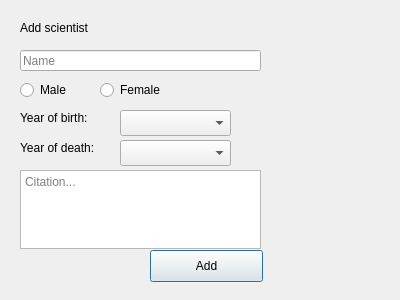
This is gui/add/addsci.ui in HelgiThomas/Verklegt31 as Qt 5 draws it before an edit. The edited form follows.
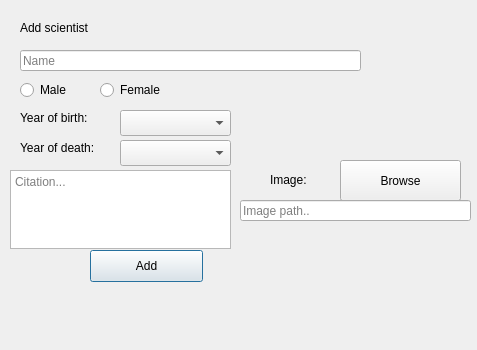
This is the edited form.

The edit to the form file:
```diff
--- a/gui/add/addsci.ui
+++ b/gui/add/addsci.ui
@@ -6,8 +6,8 @@
    <rect>
     <x>0</x>
     <y>0</y>
-    <width>400</width>
-    <height>300</height>
+    <width>477</width>
+    <height>350</height>
    </rect>
   </property>
   <property name="windowTitle">
@@ -18,7 +18,7 @@
     <rect>
      <x>20</x>
      <y>50</y>
-     <width>241</width>
+     <width>341</width>
      <height>21</height>
     </rect>
    </property>
@@ -32,7 +32,7 @@
   <widget class="QPushButton" name="button_addSci">
    <property name="geometry">
     <rect>
-     <x>150</x>
+     <x>90</x>
      <y>250</y>
      <width>113</width>
      <height>32</height>
@@ -107,9 +107,9 @@
   <widget class="QTextEdit" name="line_sciCitation">
    <property name="geometry">
     <rect>
-     <x>20</x>
+     <x>10</x>
      <y>170</y>
-     <width>241</width>
+     <width>221</width>
      <height>79</height>
     </rect>
    </property>
@@ -143,6 +143,45 @@
     <string>Year of death:</string>
    </property>
   </widget>
+  <widget class="QLabel" name="label_4">
+   <property name="geometry">
+    <rect>
+     <x>270</x>
+     <y>170</y>
+     <width>71</width>
+     <height>20</height>
+    </rect>
+   </property>
+   <property name="text">
+    <string>Image:</string>
+   </property>
+  </widget>
+  <widget class="QPushButton" name="button_browse">
+   <property name="geometry">
+    <rect>
+     <x>340</x>
+     <y>160</y>
+     <width>121</width>
+     <height>41</height>
+    </rect>
+   </property>
+   <property name="text">
+    <string>Browse</string>
+   </property>
+  </widget>
+  <widget class="QLineEdit" name="input_addsci">
+   <property name="geometry">
+    <rect>
+     <x>240</x>
+     <y>200</y>
+     <width>231</width>
+     <height>21</height>
+    </rect>
+   </property>
+   <property name="placeholderText">
+    <string>Image path..</string>
+   </property>
+  </widget>
  </widget>
  <resources/>
  <connections/>
```
